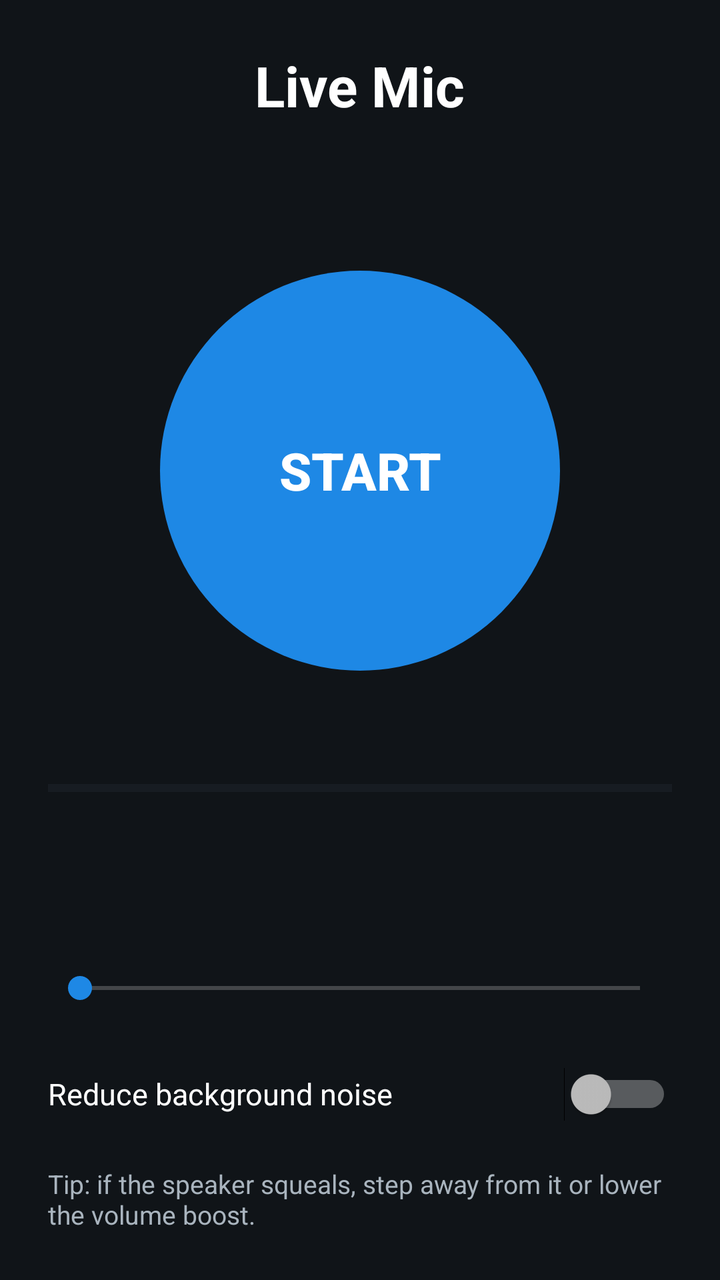
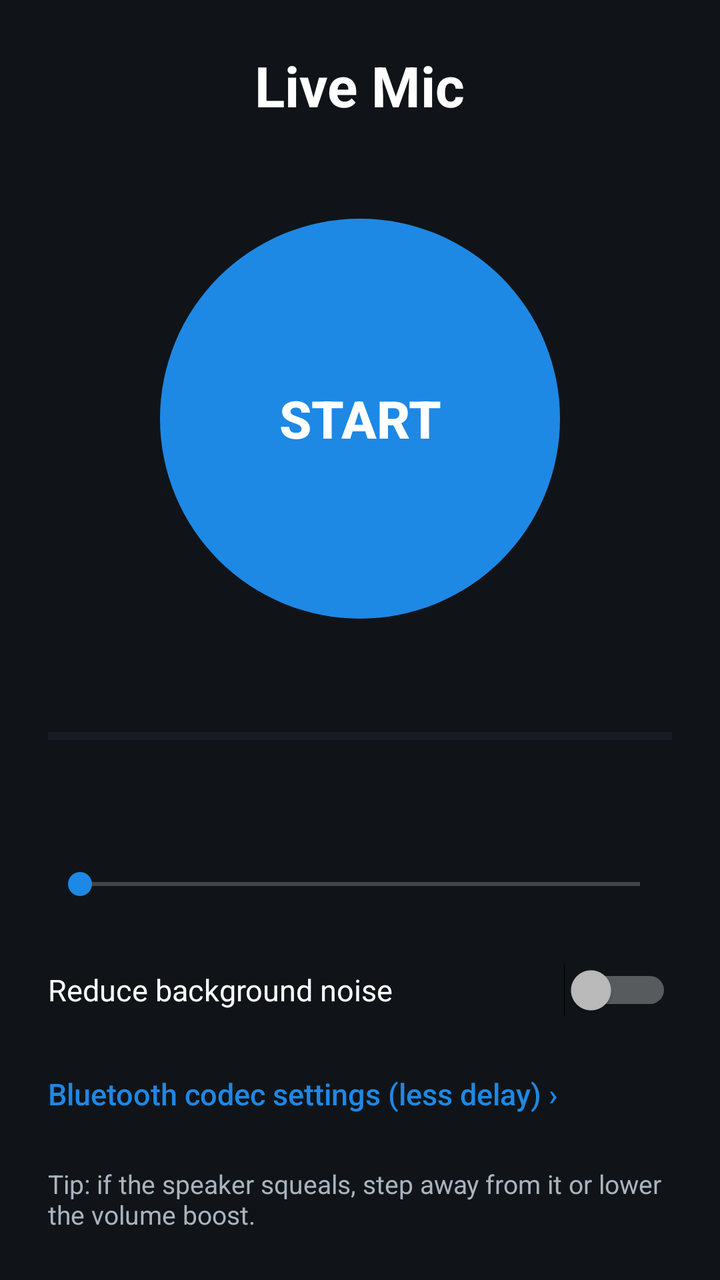

Screens rendered from an Android XML layout before and after an edit, with the pre-edit source and the edit as a unified diff.
<!-- AndroidManifest.xml: application theme Theme.LiveMic -->
<!-- res/layout/activity_main.xml -->
<?xml version="1.0" encoding="utf-8"?>
<FrameLayout xmlns:android="http://schemas.android.com/apk/res/android"
    android:layout_width="match_parent"
    android:layout_height="match_parent"
    android:background="@color/bg"
    android:fitsSystemWindows="true">

    <LinearLayout
        android:layout_width="match_parent"
        android:layout_height="match_parent"
        android:gravity="center_horizontal"
        android:orientation="vertical"
        android:padding="24dp">

        <TextView
            android:layout_width="wrap_content"
            android:layout_height="wrap_content"
            android:text="@string/app_name"
            android:textColor="@color/text"
            android:textSize="28sp"
            android:textStyle="bold" />

        <TextView
            android:id="@+id/route"
            android:layout_width="wrap_content"
            android:layout_height="wrap_content"
            android:layout_marginTop="4dp"
            android:gravity="center"
            android:textColor="@color/text_dim"
            android:textSize="15sp" />

        <TextView
            android:id="@+id/warning"
            android:layout_width="match_parent"
            android:layout_height="wrap_content"
            android:layout_marginTop="16dp"
            android:background="@drawable/warning_box"
            android:padding="12dp"
            android:text="@string/no_speaker_warning"
            android:textColor="@color/warning"
            android:textSize="14sp"
            android:visibility="gone" />

        <Space
            android:layout_width="0dp"
            android:layout_height="0dp"
            android:layout_weight="1" />

        <Button
            android:id="@+id/toggle"
            android:layout_width="200dp"
            android:layout_height="200dp"
            android:background="@drawable/mic_button"
            android:stateListAnimator="@null"
            android:text="@string/start"
            android:textColor="@color/text"
            android:textSize="26sp"
            android:textStyle="bold" />

        <TextView
            android:id="@+id/status"
            android:layout_width="wrap_content"
            android:layout_height="wrap_content"
            android:layout_marginTop="20dp"
            android:gravity="center"
            android:textColor="@color/text"
            android:textSize="16sp" />

        <ProgressBar
            android:id="@+id/meter"
            style="?android:attr/progressBarStyleHorizontal"
            android:layout_width="match_parent"
            android:layout_height="10dp"
            android:layout_marginTop="12dp"
            android:max="100"
            android:progressBackgroundTint="@color/track"
            android:progressTint="@color/live" />

        <Space
            android:layout_width="0dp"
            android:layout_height="0dp"
            android:layout_weight="1" />

        <TextView
            android:id="@+id/gain_label"
            android:layout_width="match_parent"
            android:layout_height="wrap_content"
            android:textColor="@color/text"
            android:textSize="15sp" />

        <SeekBar
            android:id="@+id/gain"
            android:layout_width="match_parent"
            android:layout_height="wrap_content"
            android:layout_marginTop="4dp"
            android:paddingVertical="12dp" />

        <Switch
            android:id="@+id/noise"
            android:layout_width="match_parent"
            android:layout_height="wrap_content"
            android:layout_marginTop="8dp"
            android:minHeight="48dp"
            android:text="@string/noise_reduction"
            android:textColor="@color/text"
            android:textSize="15sp" />

        <TextView
            android:layout_width="match_parent"
            android:layout_height="wrap_content"
            android:layout_marginTop="12dp"
            android:text="@string/feedback_tip"
            android:textColor="@color/text_dim"
            android:textSize="13sp" />
    </LinearLayout>
</FrameLayout>
<!-- resources referenced by this layout -->
<resources>
  <color name="bg">#FF101418</color>
  <color name="live">#FF2EC27E</color>
  <color name="text">#FFFFFFFF</color>
  <color name="text_dim">#FFA9B4BE</color>
  <color name="track">#FF2A3138</color>
  <color name="warning">#FFFFC857</color>
  <!-- drawable mic_button (drawable) -->
  <?xml version="1.0" encoding="utf-8"?>
  <selector xmlns:android="http://schemas.android.com/apk/res/android">
      <item android:state_activated="true">
          <shape android:shape="oval">
              <solid android:color="@color/live" />
          </shape>
      </item>
      <item>
          <shape android:shape="oval">
              <solid android:color="@color/accent" />
          </shape>
      </item>
  </selector>
  <!-- drawable warning_box (drawable) -->
  <?xml version="1.0" encoding="utf-8"?>
  <shape xmlns:android="http://schemas.android.com/apk/res/android" android:shape="rectangle">
      <solid android:color="@color/warning_bg" />
      <stroke android:width="1dp" android:color="@color/warning" />
      <corners android:radius="10dp" />
  </shape>
  <string name="app_name">Live Mic</string>
  <string name="feedback_tip">Tip: if the speaker squeals, step away from it or lower the volume boost.</string>
  <string name="no_speaker_warning">Connect your Bluetooth speaker in your phone\'s Bluetooth settings first. Without it, sound comes out of the phone itself and will squeal.</string>
  <string name="noise_reduction">Reduce background noise</string>
  <string name="start">START</string>
  <style name="Theme.LiveMic" parent="android:Theme.Material.NoActionBar">
          <item name="android:windowBackground">@color/bg</item>
          <item name="android:colorAccent">@color/accent</item>
          <item name="android:statusBarColor">@color/bg</item>
          <item name="android:navigationBarColor">@color/bg</item>
      </style>
  <color name="accent">#FF1E88E5</color>
  <color name="warning_bg">#332E2410</color>
</resources>

<!-- the commit's change to res/layout/activity_main.xml (unified diff, before → after) -->
@@ -105,6 +105,20 @@
             android:textColor="@color/text"
             android:textSize="15sp" />
 
+        <Button
+            android:id="@+id/codec_settings"
+            style="?android:attr/borderlessButtonStyle"
+            android:layout_width="match_parent"
+            android:layout_height="wrap_content"
+            android:layout_marginTop="4dp"
+            android:gravity="start|center_vertical"
+            android:minHeight="48dp"
+            android:paddingHorizontal="0dp"
+            android:text="@string/codec_button"
+            android:textAllCaps="false"
+            android:textColor="@color/accent"
+            android:textSize="15sp" />
+
         <TextView
             android:layout_width="match_parent"
             android:layout_height="wrap_content"
<!-- resource entries referenced after the edit -->
@@ -28,6 +28,7 @@
       <corners android:radius="10dp" />
   </shape>
   <string name="app_name">Live Mic</string>
+  <string name="codec_button">Bluetooth codec settings (less delay) ›</string>
   <string name="feedback_tip">Tip: if the speaker squeals, step away from it or lower the volume boost.</string>
   <string name="no_speaker_warning">Connect your Bluetooth speaker in your phone\'s Bluetooth settings first. Without it, sound comes out of the phone itself and will squeal.</string>
   <string name="noise_reduction">Reduce background noise</string>
